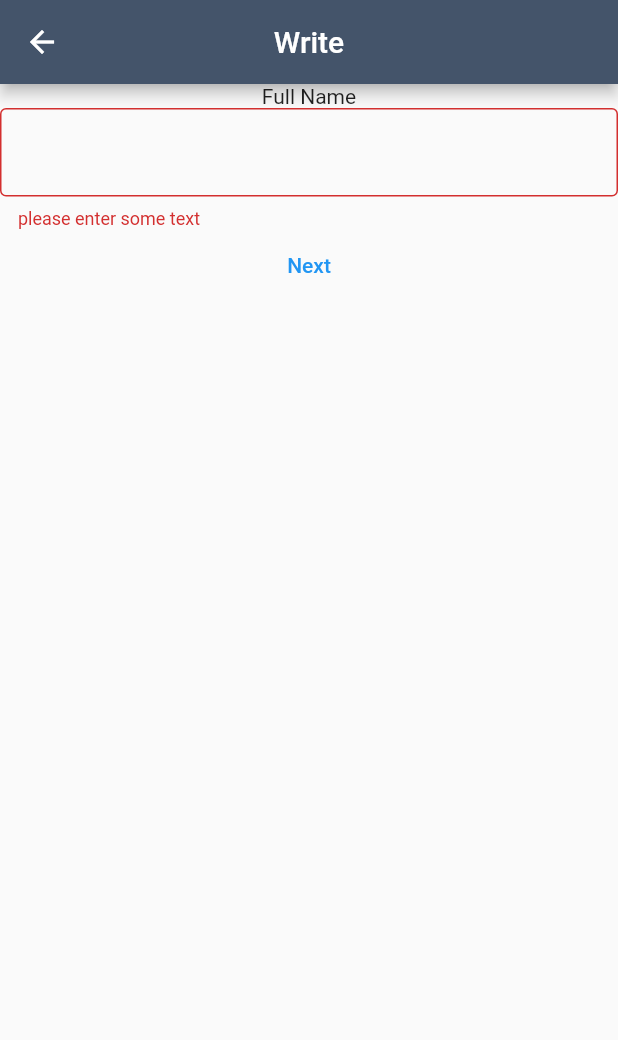
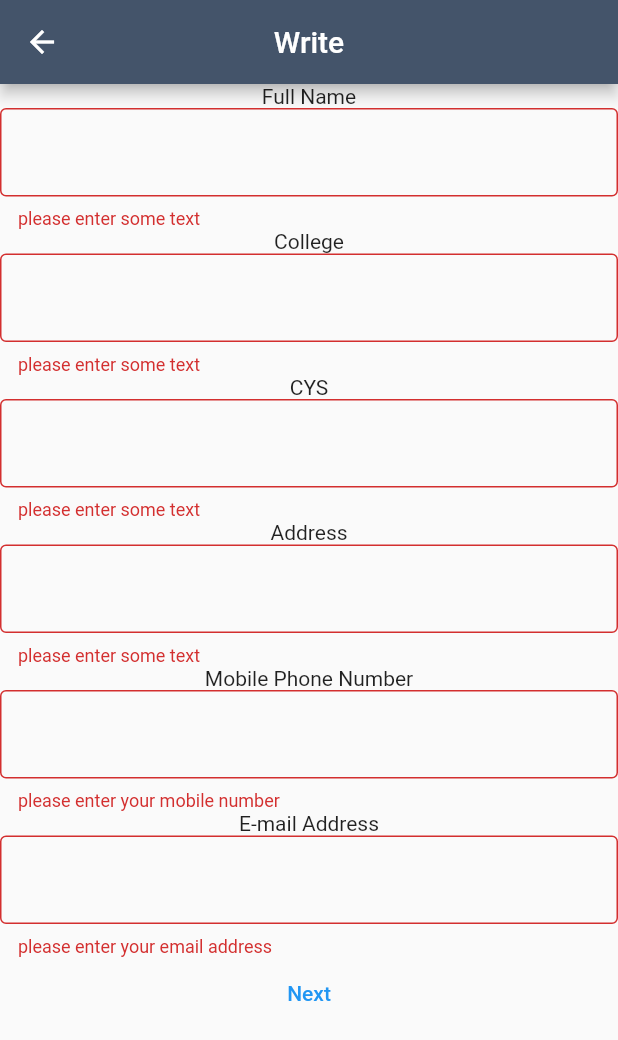
Before and after one commit to Jeff09github/nfc-tool, a Flutter app: the WriteDetailsPage screen opened directly, after a tap on "Next", on a phone screen of 412 x 824 dp. Shown: the top 1040 px of the screen. Run offline on Flutter 3.47's test engine with Material 2 defaults, Android fonts, the phone set to English and light mode, and no system bars; our stand-ins replace transparent_image; network calls fail.

Commit message:
form model, update details page

```diff
--- /dev/null
+++ b/lib/model/form.dart
@@ -0,0 +1,24 @@
+class Details {
+  final String fullname;
+  final String college;
+  final String cys;
+  final String address;
+  final String mobile;
+  final String email;
+
+  Details({
+    required this.fullname,
+    required this.college,
+    required this.cys,
+    required this.address,
+    required this.mobile,
+    required this.email,
+  });
+}
+
+class Symptom {
+  final String kind;
+  final bool experiece;
+
+  Symptom({required this.kind, this.experiece = false});
+}
--- a/lib/ui/write_details_page.dart
+++ b/lib/ui/write_details_page.dart
@@ -19,7 +19,14 @@ void onNextButtonPressed(GlobalKey<FormState> key) {
 
 class _WriteDetailsPageState extends State<WriteDetailsPage> {
   TextEditingController _fullnameController = TextEditingController();
+  TextEditingController _collegeController = TextEditingController();
+  TextEditingController _cysController = TextEditingController();
+  TextEditingController _addressController = TextEditingController();
+  TextEditingController _mobileController = TextEditingController();
+  TextEditingController _emailController = TextEditingController();
+
   final _formKey = GlobalKey<FormState>();
+
   @override
   Widget build(BuildContext context) {
     return Scaffold(
@@ -36,6 +43,31 @@ class _WriteDetailsPageState extends State<WriteDetailsPage> {
               controller: _fullnameController,
               text: 'Full Name',
             ),
+            CustomTextfield(
+              validator: widget.textValidation,
+              controller: _collegeController,
+              text: 'College',
+            ),
+            CustomTextfield(
+              validator: widget.textValidation,
+              controller: _cysController,
+              text: 'CYS',
+            ),
+            CustomTextfield(
+              validator: widget.textValidation,
+              controller: _addressController,
+              text: 'Address',
+            ),
+            CustomTextfield(
+              validator: widget.mobileValidation,
+              controller: _mobileController,
+              text: 'Mobile Phone Number',
+            ),
+            CustomTextfield(
+              validator: widget.emailValidation,
+              controller: _emailController,
+              text: 'E-mail Address',
+            ),
             SecondaryButton(
               text: 'Next',
               onPressed: () => onNextButtonPressed(_formKey),
--- a/lib/util/validator.dart
+++ b/lib/util/validator.dart
@@ -5,4 +5,24 @@ class Validator {
     }
     return null;
   }
+
+  String? mobileValidation(String? mobile) {
+    if (mobile == null || mobile.isEmpty) {
+      return 'please enter your mobile number';
+    }
+    return RegExp(r"^(?:[+0]9)?[0-9]{10}$").hasMatch(mobile)
+        ? null
+        : 'please enter a valid number';
+  }
+
+  String? emailValidation(String? email) {
+    if (email == null || email.isEmpty) {
+      return 'please enter your email address';
+    }
+    return RegExp(
+                r'^(([^<>()[\]\\.,;:\s@\"]+(\.[^<>()[\]\\.,;:\s@\"]+)*)|(\".+\"))@((\[[0-9]{1,3}\.[0-9]{1,3}\.[0-9]{1,3}\.[0-9]{1,3}\])|(([a-zA-Z\-0-9]+\.)+[a-zA-Z]{2,}))$')
+            .hasMatch(email)
+        ? null
+        : 'please enter a valid email address';
+  }
 }
```
Also changed, not shown: lib/provider/form_provider.dart (added).
